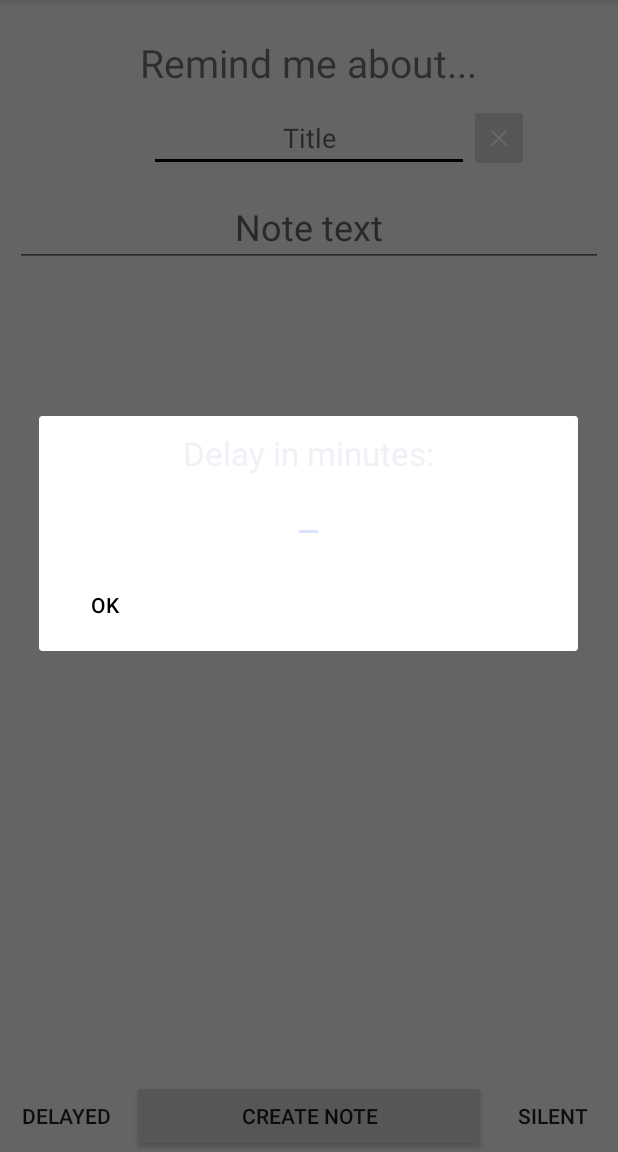
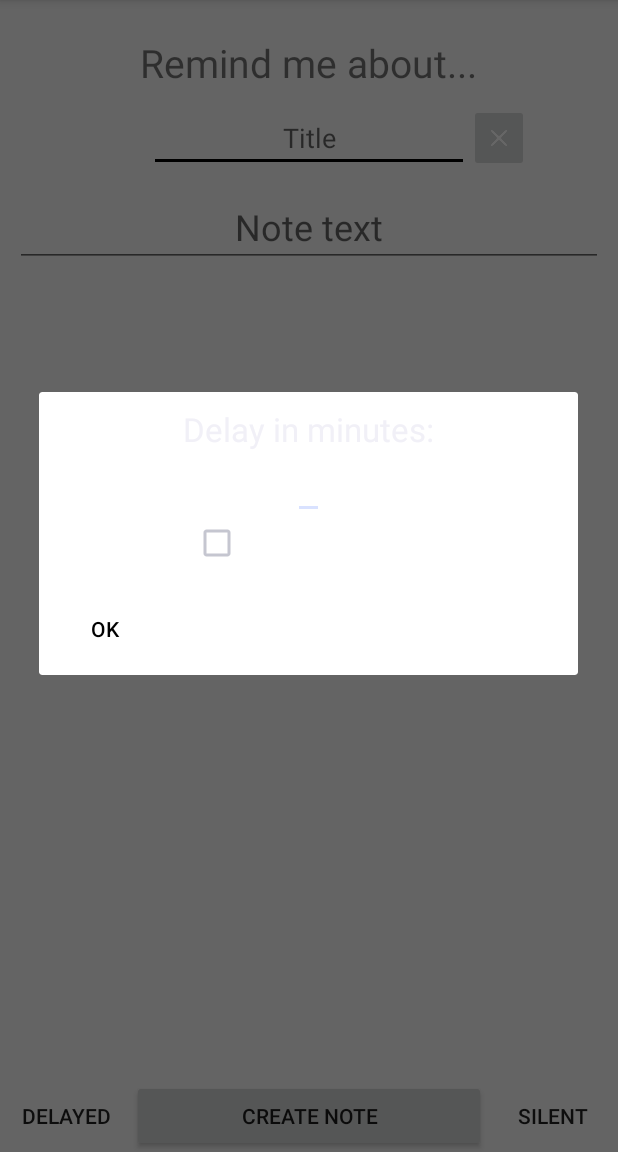
Before and after one commit to NapoleonTheCake/notificatorro, an Android app: the screen it shows after launch (MainActivity), after a tap on "DELAYED", on a phone screen of 412 x 824 dp, the part 84-1236 px from its top. Run offline under Robolectric (Android 15) with nearby library versions, the light colour scheme and no system bars; 1 statement that could not run was skipped.

Commit message:
quick commit

```diff
--- a/source/app/src/main/AndroidManifest.xml
+++ b/source/app/src/main/AndroidManifest.xml
@@ -78,7 +78,8 @@
                 android:name="android.support.PARENT_ACTIVITY"
                 android:value="com.cake.notificator.MainActivity" />
         </activity>
-        <activity android:name=".PersistToggle"></activity>
+        <activity android:name=".PersistToggle" />
+        <activity android:name=".RepeatingCancel" />
     </application>
 
 </manifest>
--- a/source/app/src/main/java/com/cake/notificator/MainActivity.java
+++ b/source/app/src/main/java/com/cake/notificator/MainActivity.java
@@ -25,6 +25,7 @@ import android.view.MenuItem;
 import android.view.View;
 import android.view.inputmethod.InputMethodManager;
 import android.widget.Button;
+import android.widget.CheckBox;
 import android.widget.EditText;
 import android.widget.Toast;
 
@@ -396,23 +397,34 @@ public class MainActivity extends AppCompatActivity
 
             final EditText userInput = (EditText) promptDelay
                     .findViewById(R.id.editText_Delay);
+            final CheckBox checkBox = (CheckBox) promptDelay
+                    .findViewById(R.id.checkBox_Repeating);
 
             alertDialogBuilder
                     .setCancelable(true)
                     .setNeutralButton("OK", new DialogInterface.OnClickListener() {
                         @Override
                         public void onClick(DialogInterface dialog, int which) {
+
                             //check for empty field.
                             if (userInput.getText().toString().length() == 0) {
                                 return;
                             }
+
                             //put delay.
                             int delay = Integer.parseInt(userInput.getText().toString());
-                            mPrefsEditor.putInt("delay", delay);
+                            mPrefsEditor.putInt("delay", delay).apply();
+
                             //put delayed.
                             mPrefsEditor.putBoolean("isDelayed", true).apply();
+
+                            //put repeating.
+                            if (checkBox.isChecked()) mPrefsEditor.putBoolean("repeating", true).apply();
+                            else mPrefsEditor.putBoolean("repeating", false).apply();
+
                             //make button darker.
                             button.setBackgroundColor(getResources().getColor(R.color.button_Pressed));
+
                             //make snack.
                             if (mPrefs.getBoolean("alt_notifications", false)) {
                                 Toast.makeText(getApplicationContext(),
--- a/source/app/src/main/java/com/cake/notificator/Schedule.java
+++ b/source/app/src/main/java/com/cake/notificator/Schedule.java
@@ -85,6 +85,7 @@ public class Schedule extends BroadcastReceiver {
         int id = mPrefs.getInt("id", 0);
         String titleText = mPrefsText.getString("titleText", "");
         String bigText = mPrefsText.getString("bigText", "");
+        boolean isRepeating = mPrefs.getBoolean("repeating", false);
 
         AlarmManager alarmManager = (AlarmManager) context.getSystemService(Context.ALARM_SERVICE);
 
@@ -93,6 +94,7 @@ public class Schedule extends BroadcastReceiver {
         intent.putExtra("NOTIFICATION_ID", id);
         intent.putExtra("TITLE_TEXT", titleText);
         intent.putExtra("BIG_TEXT", bigText);
+        intent.putExtra("REPEATING", )
 
         PendingIntent pendingIntent = PendingIntent.getBroadcast(context, id, intent, PendingIntent.FLAG_UPDATE_CURRENT);
         alarmManager.set(AlarmManager.RTC_WAKEUP, System.currentTimeMillis() + 1000 * 60 * delay, pendingIntent);
--- a/source/app/src/main/res/layout/prompt_delay.xml
+++ b/source/app/src/main/res/layout/prompt_delay.xml
@@ -26,4 +26,11 @@
 
     </EditText>
 
+    <CheckBox
+        android:layout_gravity="center_horizontal"
+        android:id="@+id/checkBox_Repeating"
+        android:layout_width="wrap_content"
+        android:layout_height="wrap_content"
+        android:text="@string/prompt_Repeating" />
+
 </LinearLayout>
--- a/source/app/src/main/res/values/strings.xml
+++ b/source/app/src/main/res/values/strings.xml
@@ -69,4 +69,6 @@
     <string name="settings_Pinned_Showicon">Show icon in statusbar</string>
     <string name="settings_Pinned_Prior">Make notification highest priority</string>
     <string name="notification_Delayed_Title_Default">min delayed:</string>
+    <string name="prompt_Repeating">Repeat until clicked</string>
+    <string name="notification_Title_Repeating">min repeating:</string>
 </resources>
```
Also changed, not shown: source/app/src/main/java/com/cake/notificator/RepeatingCancel.java (added, +21 -0 lines), 1 other file.
